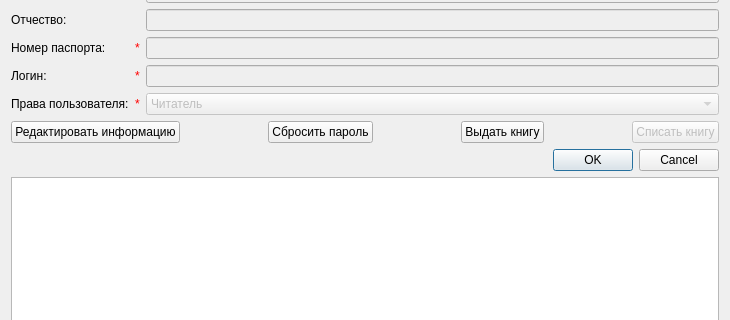
First picture: the form in Application.QT/GUI.QT/GUI_UserInfo.ui, repository AJIOB/uni_courseWork_4, before the edit; both pictures show x 0 to 730 and y 83 to 403 of the 730 by 520 pixel window.
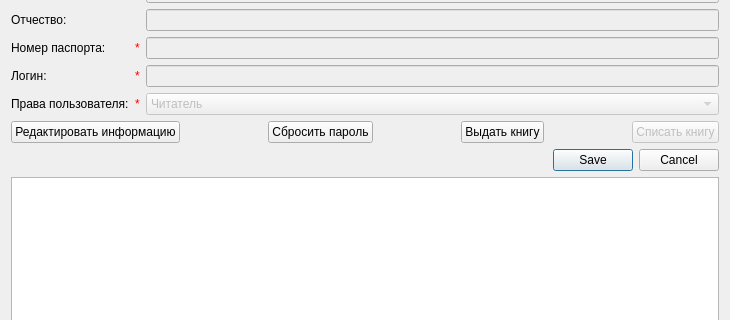
Second picture: the form after the edit.

Diff of the .ui file:
```diff
--- a/Application.QT/GUI.QT/GUI_UserInfo.ui
+++ b/Application.QT/GUI.QT/GUI_UserInfo.ui
@@ -285,7 +285,7 @@
    <item row="3" column="0">
     <widget class="QDialogButtonBox" name="editModeButtons">
      <property name="standardButtons">
-      <set>QDialogButtonBox::Cancel|QDialogButtonBox::Ok</set>
+      <set>QDialogButtonBox::Cancel|QDialogButtonBox::Save</set>
      </property>
     </widget>
    </item>
```
Left out of the diff: 7 changed lines with no effect on the pictures.
